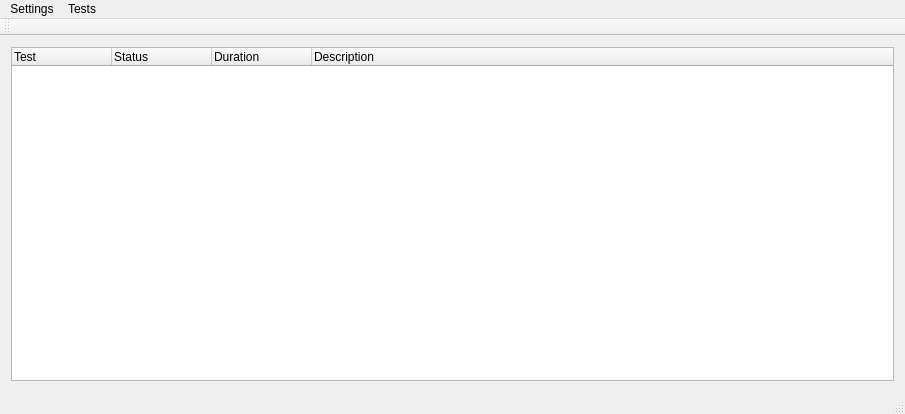
First picture: the form in qTestLibRunner/mainwindow.ui, repository pioupus/qTestLibRunner, before the edit.
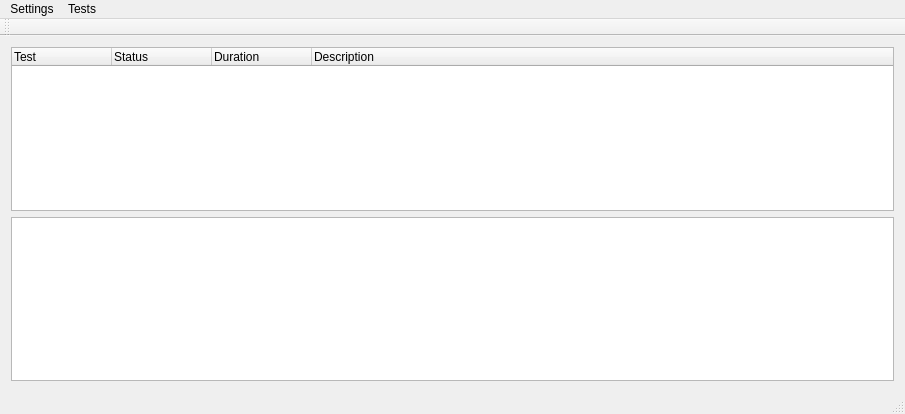
Second picture: the form after the edit. Icons and pictures are not drawn.

Diff of the .ui file:
```diff
--- a/qTestLibRunner/mainwindow.ui
+++ b/qTestLibRunner/mainwindow.ui
@@ -15,6 +15,16 @@
   </property>
   <widget class="QWidget" name="centralWidget">
    <layout class="QGridLayout" name="gridLayout">
+    <item row="1" column="0">
+     <widget class="QPlainTextEdit" name="txtLog">
+      <property name="readOnly">
+       <bool>true</bool>
+      </property>
+      <property name="tabStopWidth">
+       <number>80</number>
+      </property>
+     </widget>
+    </item>
     <item row="0" column="0">
      <widget class="QTreeWidget" name="treeWidget">
       <column>
```
Left out of the diff: 6 changed lines with no effect on the pictures.
